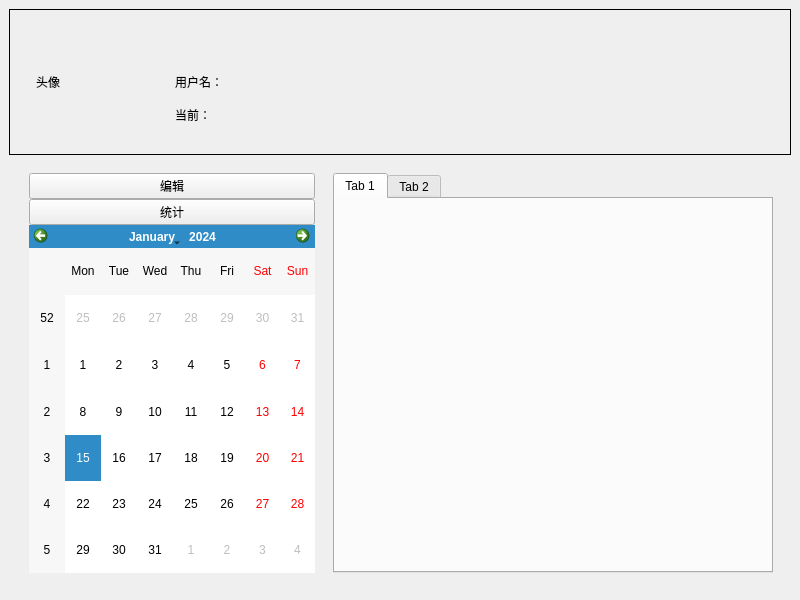
Old version of the form mainwindow.ui in the repository Icingworld/wuwuAccount.
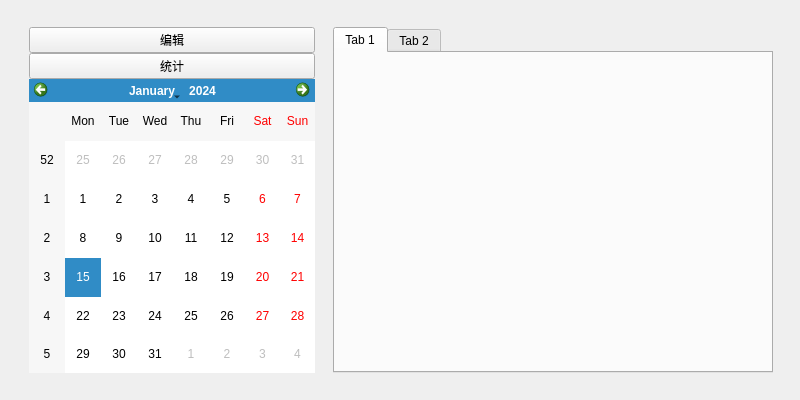
New version of the form. The open tabs and pages were chosen to show the change.

```diff
--- a/mainwindow.ui
+++ b/mainwindow.ui
@@ -7,7 +7,7 @@
     <x>0</x>
     <y>0</y>
     <width>800</width>
-    <height>600</height>
+    <height>400</height>
    </rect>
   </property>
   <property name="windowTitle">
@@ -16,87 +16,10 @@
   <widget class="QWidget" name="centralwidget">
    <layout class="QVBoxLayout" name="verticalLayout_2">
     <item>
-     <layout class="QVBoxLayout" name="verticalLayout" stretch="1,3">
+     <layout class="QVBoxLayout" name="verticalLayout" stretch="3">
       <property name="spacing">
        <number>0</number>
       </property>
-      <item>
-       <widget class="QWidget" name="headArea" native="true">
-        <property name="styleSheet">
-         <string notr="true">border: 1px solid black;</string>
-        </property>
-        <layout class="QHBoxLayout" name="horizontalLayout_4">
-         <item>
-          <layout class="QHBoxLayout" name="horizontalLayout_3" stretch="2">
-           <item>
-            <widget class="QWidget" name="infoArea" native="true">
-             <property name="styleSheet">
-              <string notr="true">border: none;</string>
-             </property>
-             <layout class="QVBoxLayout" name="verticalLayout_10">
-              <item>
-               <layout class="QHBoxLayout" name="horizontalLayout_5" stretch="2,2,7">
-                <item>
-                 <widget class="QWidget" name="avatarArea" native="true">
-                  <layout class="QGridLayout" name="gridLayout_4">
-                   <item row="0" column="0">
-                    <layout class="QGridLayout" name="gridLayout_3">
-                     <item row="0" column="0">
-                      <widget class="QLabel" name="avatar">
-                       <property name="text">
-                        <string>头像</string>
-                       </property>
-                      </widget>
-                     </item>
-                    </layout>
-                   </item>
-                  </layout>
-                 </widget>
-                </item>
-                <item>
-                 <widget class="QWidget" name="nameArea" native="true">
-                  <layout class="QVBoxLayout" name="verticalLayout_11">
-                   <item>
-                    <layout class="QVBoxLayout" name="verticalLayout_9" stretch="0,0,0">
-                     <item>
-                      <widget class="QLabel" name="label">
-                       <property name="text">
-                        <string/>
-                       </property>
-                      </widget>
-                     </item>
-                     <item>
-                      <widget class="QLabel" name="username">
-                       <property name="text">
-                        <string>用户名：</string>
-                       </property>
-                      </widget>
-                     </item>
-                     <item>
-                      <widget class="QLabel" name="timenow">
-                       <property name="text">
-                        <string>当前：</string>
-                       </property>
-                      </widget>
-                     </item>
-                    </layout>
-                   </item>
-                  </layout>
-                 </widget>
-                </item>
-                <item>
-                 <widget class="QWidget" name="remainArea" native="true"/>
-                </item>
-               </layout>
-              </item>
-             </layout>
-            </widget>
-           </item>
-          </layout>
-         </item>
-        </layout>
-       </widget>
-      </item>
       <item>
        <widget class="QWidget" name="bodyArea" native="true">
         <layout class="QHBoxLayout" name="horizontalLayout_2">
```
Left out of the diff: 2 changed lines with no effect on the pictures.
